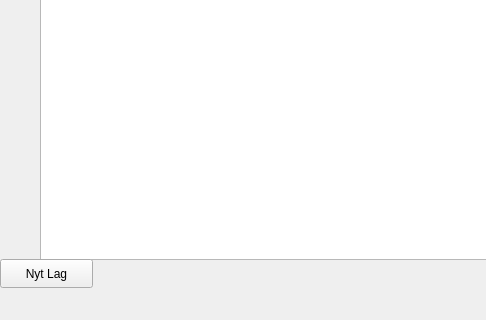
The window that GUI/GUI/mainwindow.ui (gulleh5002-spec/semestor-projekt-2) describes before a commit, drawn with Qt 5; both pictures show x 0 to 486 and y 280 to 600 of the 800 by 600 pixel window.
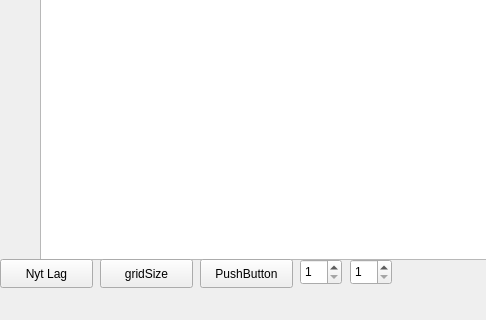
The same window after the commit.

Commit message: Dynamic grid size from user input

```diff
--- a/GUI/GUI/mainwindow.ui
+++ b/GUI/GUI/mainwindow.ui
@@ -48,6 +48,64 @@
      <string>Nyt Lag</string>
     </property>
    </widget>
+   <widget class="QPushButton" name="pushButtonCreateGrid">
+    <property name="geometry">
+     <rect>
+      <x>100</x>
+      <y>520</y>
+      <width>93</width>
+      <height>29</height>
+     </rect>
+    </property>
+    <property name="text">
+     <string>gridSize</string>
+    </property>
+   </widget>
+   <widget class="QPushButton" name="pushButton_2">
+    <property name="geometry">
+     <rect>
+      <x>200</x>
+      <y>520</y>
+      <width>93</width>
+      <height>29</height>
+     </rect>
+    </property>
+    <property name="text">
+     <string>PushButton</string>
+    </property>
+   </widget>
+   <widget class="QSpinBox" name="spinBoxWitdh">
+    <property name="geometry">
+     <rect>
+      <x>300</x>
+      <y>520</y>
+      <width>42</width>
+      <height>26</height>
+     </rect>
+    </property>
+    <property name="minimum">
+     <number>1</number>
+    </property>
+    <property name="maximum">
+     <number>20</number>
+    </property>
+   </widget>
+   <widget class="QSpinBox" name="spinBoxHeight">
+    <property name="geometry">
+     <rect>
+      <x>350</x>
+      <y>520</y>
+      <width>42</width>
+      <height>26</height>
+     </rect>
+    </property>
+    <property name="minimum">
+     <number>1</number>
+    </property>
+    <property name="maximum">
+     <number>20</number>
+    </property>
+   </widget>
   </widget>
   <widget class="QMenuBar" name="menubar">
    <property name="geometry">
```
The commit also changes 2 other files.
